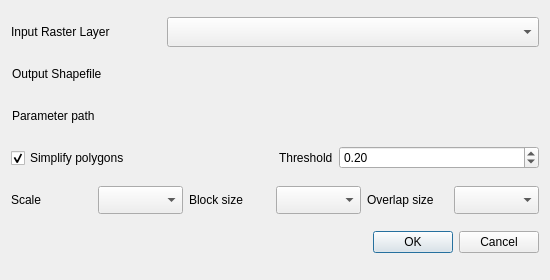
This is buildseg/buildSeg_dialog_base.ui in deepbands/buildseg as Qt 5 draws it before an edit. The edited form follows.
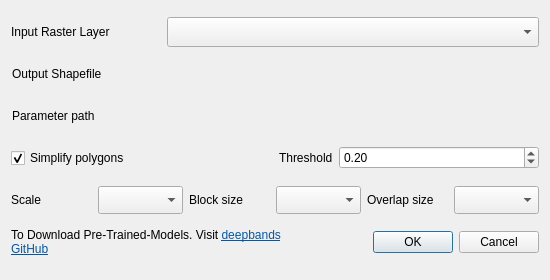
This is the edited form. Custom widgets are drawn as their Qt base class.

Commit message: Add github link to GUI

```diff
--- a/buildseg/buildSeg_dialog_base.ui
+++ b/buildseg/buildSeg_dialog_base.ui
@@ -388,6 +388,30 @@
     </layout>
    </item>
    <item>
+    <layout class="QHBoxLayout" name="horizontalLayout_8">
+     <item>
+      <widget class="QLabel" name="label_5">
+       <property name="minimumSize">
+        <size>
+         <width>300</width>
+         <height>0</height>
+        </size>
+       </property>
+       <property name="text">
+        <string>&lt;html&gt;&lt;head/&gt;&lt;body&gt;&lt;p&gt;To Download Pre-Trained-Models. Visit &lt;a href=&quot;https://github.com/deepbands/buildseg/tree/main#model-and-parameter&quot;&gt;&lt;span style=&quot; text-decoration: underline; color:#0057ae;&quot;&gt;deepbands GitHub&lt;/span&gt;&lt;/a&gt;&lt;/p&gt;&lt;/body&gt;&lt;/html&gt;</string>
+       </property>
+       <property name="textFormat">
+        <enum>Qt::AutoText</enum>
+       </property>
+       <property name="wordWrap">
+        <bool>true</bool>
+       </property>
+       <property name="openExternalLinks">
+        <bool>true</bool>
+       </property>
+      </widget>
+     </item>
+     <item>
     <widget class="QDialogButtonBox" name="button_box">
      <property name="minimumSize">
       <size>
@@ -408,6 +432,8 @@
       <set>QDialogButtonBox::Cancel|QDialogButtonBox::Ok</set>
      </property>
     </widget>
+     </item>
+    </layout>
    </item>
   </layout>
  </widget>
```
Lines whose indentation alone changed are shown as unchanged.
